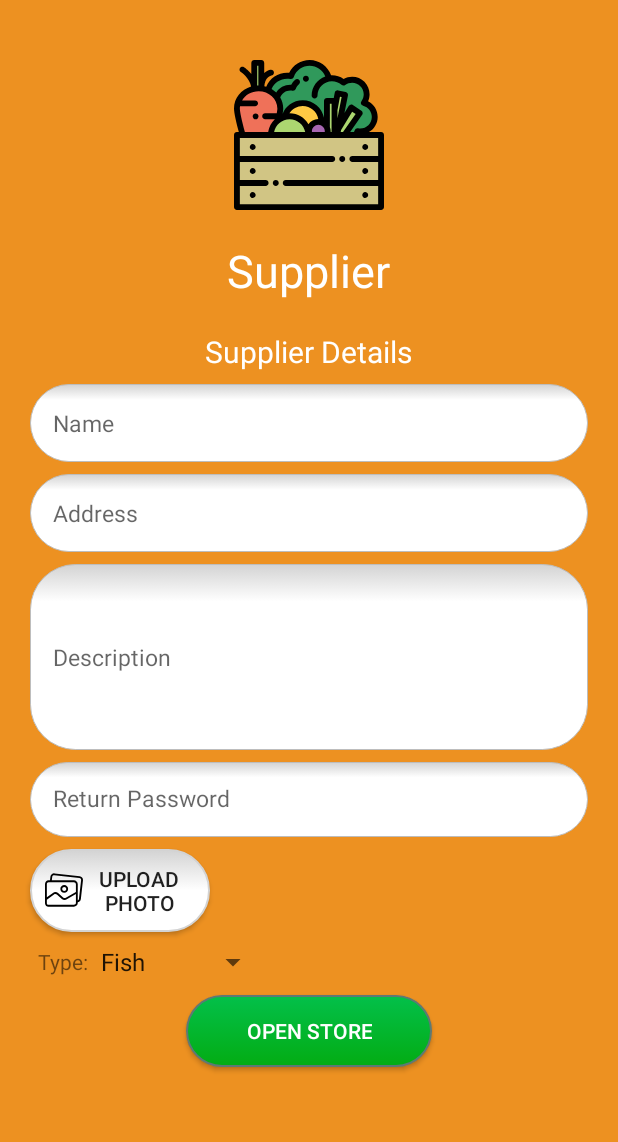
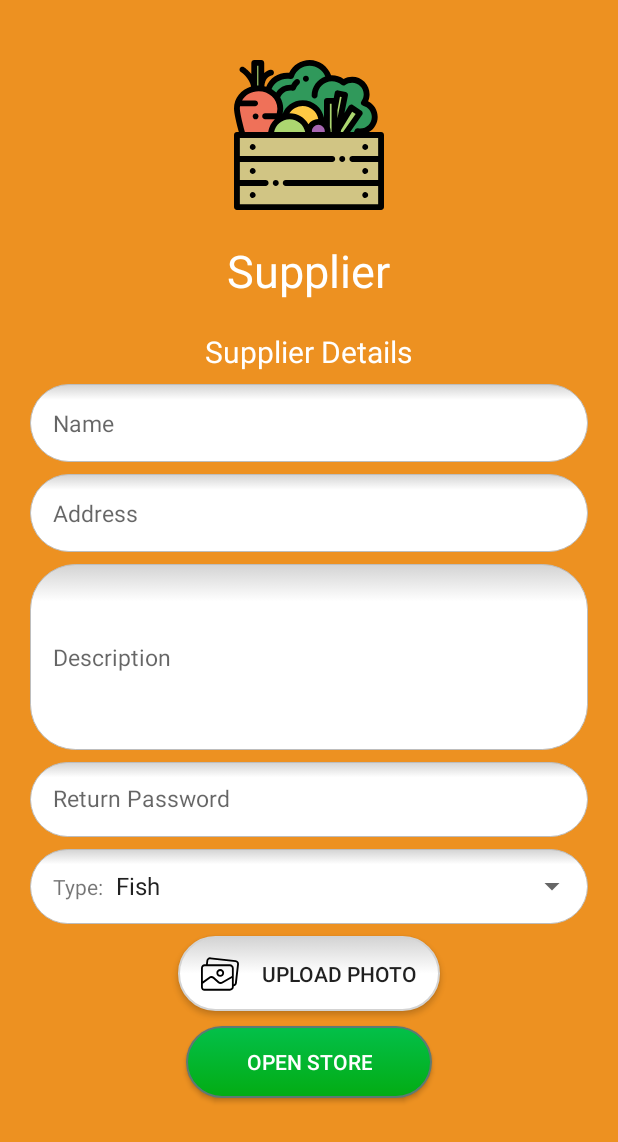
Before and after one commit to danielmar121/final_project_android, an Android app: the SupplierSignUpActivity screen opened directly, with no data from a screen before it, on a phone screen of 412 x 824 dp. Shown: the top 1142 px of the screen. Run offline under Robolectric (Android 15) with nearby library versions, the phone set to English and light mode, and no system bars.

Commit message:
Fix Design (#4)

```diff
--- a/app/src/main/res/layout/activity_supplier_sign_up.xml
+++ b/app/src/main/res/layout/activity_supplier_sign_up.xml
@@ -104,38 +104,44 @@
                 android:padding="15dp"
                 android:textSize="15sp" />
 
-            <androidx.appcompat.widget.AppCompatButton
-                android:id="@+id/supplier_sign_up_BTN_upload_photo"
-                android:layout_width="120dp"
-                android:layout_height="wrap_content"
+            <LinearLayout
+                android:layout_width="match_parent"
+                android:layout_height="50dp"
                 android:layout_marginLeft="20dp"
                 android:layout_marginTop="8dp"
                 android:layout_marginRight="20dp"
-                android:background="@drawable/circle_corners_button_login"
-                android:drawableStart="@drawable/photo"
-                android:padding="10dp"
-                android:text="@string/upload" />
-
-            <LinearLayout
-                android:layout_width="wrap_content"
-                android:layout_height="wrap_content"
-                android:layout_marginLeft="25dp"
-                android:layout_marginTop="8dp"
-                android:layout_marginRight="20dp"
-                android:gravity="center"
+                android:gravity="center_vertical"
+                android:background="@drawable/circle_corners_edit_text"
                 android:orientation="horizontal">
 
                 <TextView
-                    android:layout_width="match_parent"
+                    android:layout_width="wrap_content"
                     android:layout_height="wrap_content"
+                    android:paddingLeft="15dp"
                     android:text="Type:" />
 
                 <Spinner
                     android:id="@+id/supplier_sign_up_SPN_type"
-                    android:layout_width="120dp"
+                    android:layout_width="match_parent"
                     android:layout_height="wrap_content" />
 
             </LinearLayout>
+
+
+            <androidx.appcompat.widget.AppCompatButton
+                android:id="@+id/supplier_sign_up_BTN_upload_photo"
+                android:layout_width="wrap_content"
+                android:layout_height="50dp"
+                android:layout_marginLeft="20dp"
+                android:layout_marginTop="8dp"
+                android:layout_marginRight="20dp"
+                android:drawablePadding="15dp"
+                android:background="@drawable/circle_corners_button_login"
+                android:drawableStart="@drawable/photo"
+                android:padding="15dp"
+                android:text="@string/upload"
+                android:layout_gravity="center"
+                />
 
             <androidx.appcompat.widget.AppCompatButton
                 android:id="@+id/supplier_sign_up_BTN_open_store"
```
